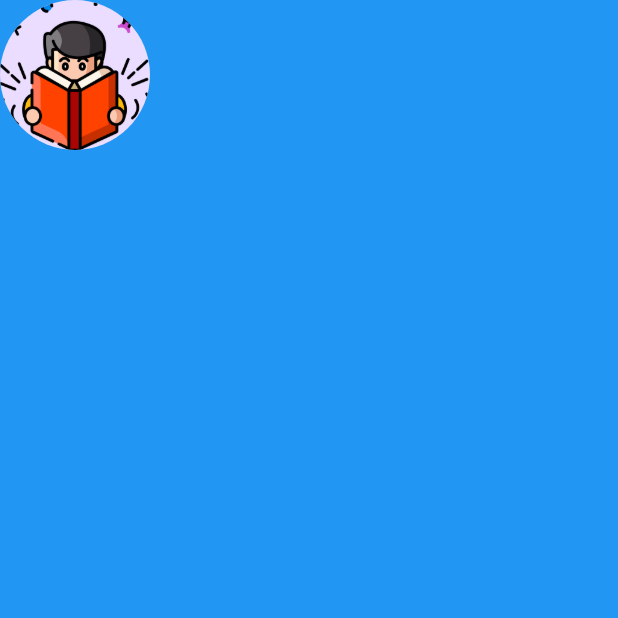
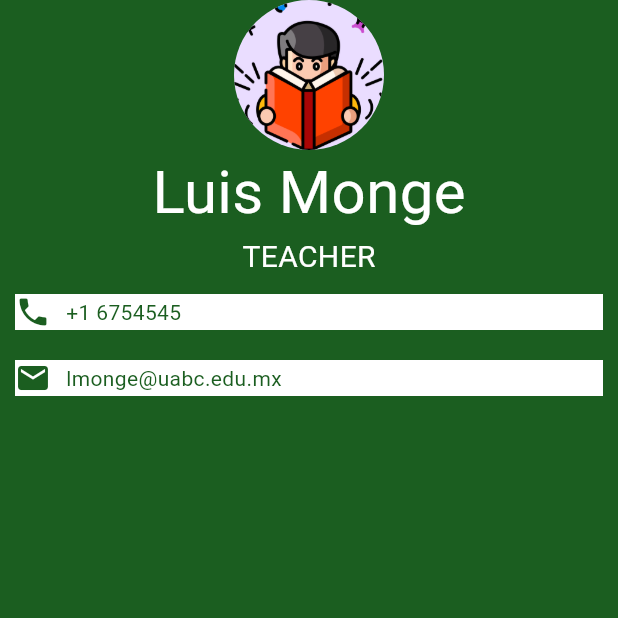
Before and after one commit to IamLAM/profileflutter, a Flutter app: the screen it shows after launch, on a phone screen of 412 x 824 dp, the top half of it. Run offline on Flutter 3.47's test engine with Material 3 defaults, Android fonts, the phone set to English and light mode, and no system bars.

Commit message:
Se crearon contenedores y se uso circleAvatar

```diff
--- a/lib/main.dart
+++ b/lib/main.dart
@@ -9,15 +9,67 @@ class MyApp extends StatelessWidget {
   Widget build(BuildContext context) {
     return MaterialApp(
       home: Scaffold(
-        backgroundColor: Colors.blue,
+        backgroundColor: Colors.green[900],
         body: SafeArea(
-          child: Row(
-            mainAxisAlignment: MainAxisAlignment.spaceBetween,
+          child: Column(
             children: [
               CircleAvatar(
                 radius: 50.0,
                 backgroundImage: AssetImage("images/reading.png"),
-              )
+              ),
+              Text(
+                "Luis Monge",
+                style: TextStyle(
+                  fontSize: 40.0,
+                  color: Colors.white,
+                ),
+              ),
+              Text(
+                "TEACHER",
+                style: TextStyle(fontSize: 20.0, color: Colors.white),
+              ),
+              Container(
+                color: Colors.white,
+                margin: EdgeInsets.symmetric(vertical: 10.0, horizontal: 10.0),
+                child: Row(
+                  children: [
+                    Icon(
+                      Icons.phone,
+                      color: Colors.green[900],
+                    ),
+                    SizedBox(
+                      width: 10.0,
+                    ),
+                    Text(
+                      "+1 6754545",
+                      style: TextStyle(
+                        color: Colors.green[900],
+                      ),
+                    )
+                  ],
+                ),
+              ),
+              Container(
+                color: Colors.white,
+                margin: EdgeInsets.symmetric(vertical: 10.0, horizontal: 10.0),
+                child: Row(
+                  children: [
+                    Icon(
+                      Icons.mail,
+                      color: Colors.green[900],
+                    ),
+                    SizedBox(
+                      width: 10.0,
+                    ),
+                    Text(
+                      "lmonge@uabc.edu.mx",
+                      style: TextStyle(
+                        color: Colors.green[900],
+                      ),
+                    )
+                  ],
+                ),
+              ),
             ],
           ),
         ),
--- a/pubspec.yaml
+++ b/pubspec.yaml
@@ -64,6 +64,12 @@ flutter:
   #   - images/a_dot_burr.jpeg
   #   - images/a_dot_ham.jpeg
 
+  fonts:
+    - family: PlaywriteNO
+      fonts:
+         - asset: fonts/PlaywriteNO-VariableFont_wght.ttf
+
+
 
   # An image asset can refer to one or more resolution-specific "variants", see
   # https://flutter.dev/assets-and-images/#resolution-aware
```
Also changed, not shown: fonts/PlaywriteNO-VariableFont_wght.ttf (added).
